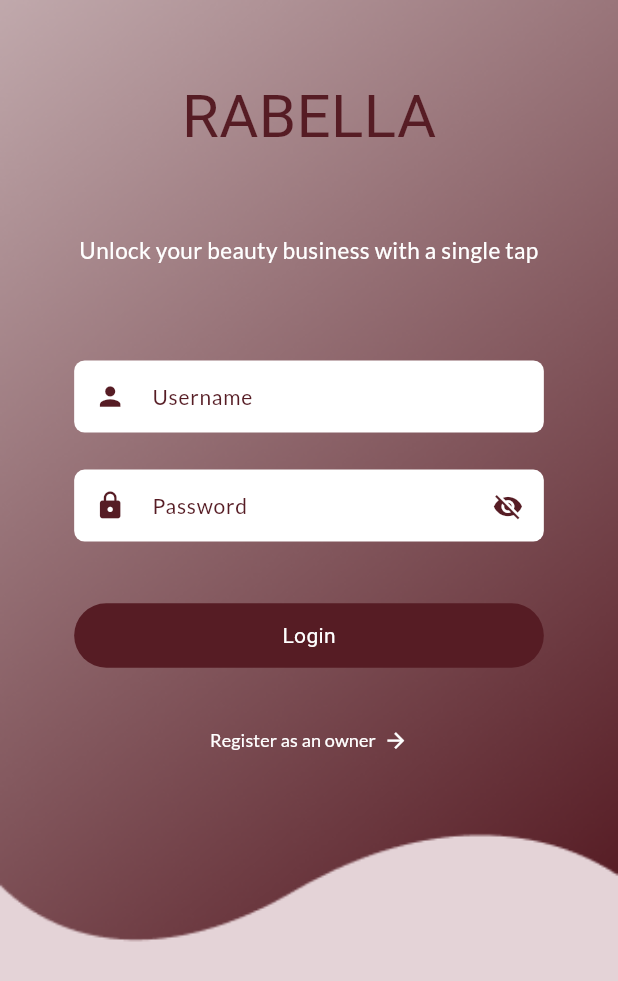
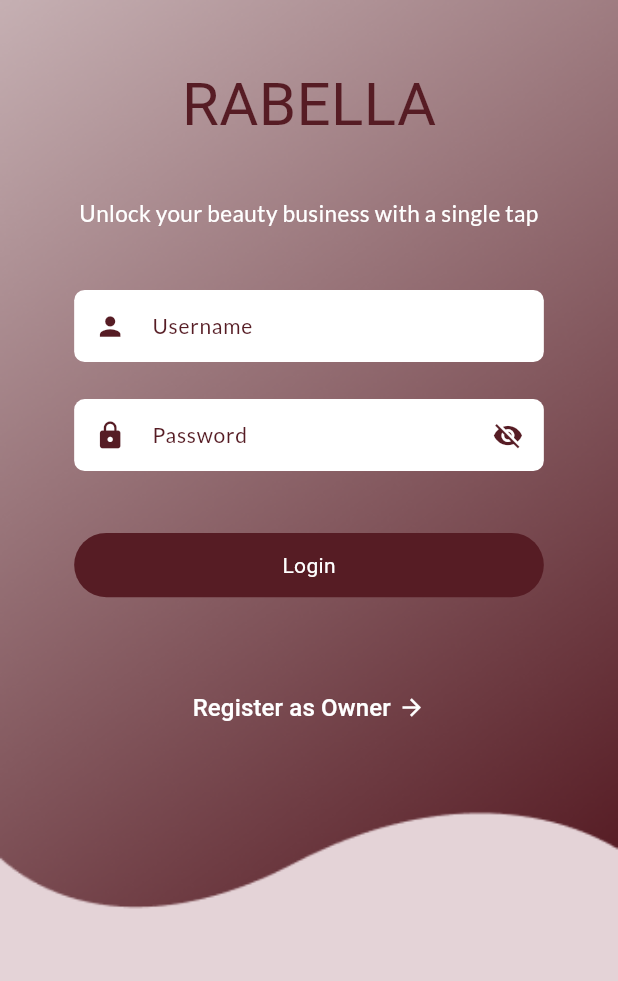
Before and after one commit to fathimanasrinvk/rab_salonapp, a Flutter app: the screen it shows after launch, on a phone screen of 412 x 824 dp. Shown: the top 981 px of the screen. Run offline on Flutter 3.47's test engine with Material 3 defaults, Android fonts, the phone set to English and light mode, and no system bars; our stand-ins replace google_fonts; Roboto replaces fonts that are missing (Rakkas).

Commit message:
login screen  added

```diff
--- a/lib/presentation/LoginScreen/view/login_screen.dart
+++ b/lib/presentation/LoginScreen/view/login_screen.dart
@@ -11,29 +11,29 @@ class LoginScreen extends StatelessWidget {
       resizeToAvoidBottomInset: false,
       body: Stack(
         children: [
-          Positioned.fill(
-            child: Image.asset(
-              'assets/images/loginbg.png',
-              fit: BoxFit.cover,
+          Container(
+            decoration: BoxDecoration(
+                image: DecorationImage(image: AssetImage('assets/images/loginbg.png'),fit: BoxFit.fill)
             ),
+            height: double.infinity, width: double.infinity,
           ),
-          Center(
+          SingleChildScrollView(
             child: Column(
               children: [
                 Padding(
-                  padding: EdgeInsets.only(top: size.height * 0.06),
+                  padding: EdgeInsets.only(top: size.height * 0.05),  // Reduced top padding
                   child: Text(
                     "RABELLA",
                     style: GLTextStyles.headding(),
                   ),
                 ),
-                SizedBox(height: size.height * 0.06),
+                SizedBox(height: size.height * 0.04),  // Reduced the space between RABELLA and the next text
                 Text(
                   "Unlock your beauty business with a single tap",
                   textAlign: TextAlign.center,
                   style: GLTextStyles.registertxt1(),
                 ),
-                SizedBox(height: size.height * 0.077),
+                SizedBox(height: size.height * 0.05),  // Reduced the space between the text and the form
                 Padding(
                   padding: EdgeInsets.symmetric(horizontal: size.height * 0.06),
                   child: CustomTextFormField(
@@ -59,7 +59,6 @@ class LoginScreen extends StatelessWidget {
                   child: Container(
                     decoration: BoxDecoration(
                       color: ColorTheme.maincolor,
-                      // color: ColorTheme.secondarycolor,
                       borderRadius: BorderRadius.circular(30),
                     ),
                     width: double.infinity,
@@ -70,25 +69,33 @@ class LoginScreen extends StatelessWidget {
                     ),
                   ),
                 ),
-                // Register as owner text button
-                TextButton(
+                SizedBox(height: size.height * 0.03), // Add space between Login and Register button
+                // Wrap Row with an Expanded widget
+                Padding(
+                  padding: EdgeInsets.symmetric(horizontal: size.height * 0.06),
+                  child: TextButton(
                     onPressed: () {
-                    // Handle register action here
                     },
                     child: Row(
-                    mainAxisSize: MainAxisSize.min,
+                      mainAxisAlignment: MainAxisAlignment.center,  // Center the row content
                       children: [
-                      Text("Register as an owner",
-                          style: GLTextStyles.registerbuttontext()),
+                        Text(
+                          "Register as Owner",
+                          style: TextStyle(
+                            color: ColorTheme.white,
+                            fontSize: 16,
+                          ),
+                        ),
                         SizedBox(width: 5),
                         Icon(
                           Icons.arrow_forward,
                           color: ColorTheme.white,
-                        size: size.height * 0.02,
+                          size: 18,
                         ),
                       ],
                     ),
-                )
+                  ),
+                ),
               ],
             ),
           ),
```
Lines whose indentation alone changed are shown as unchanged.
